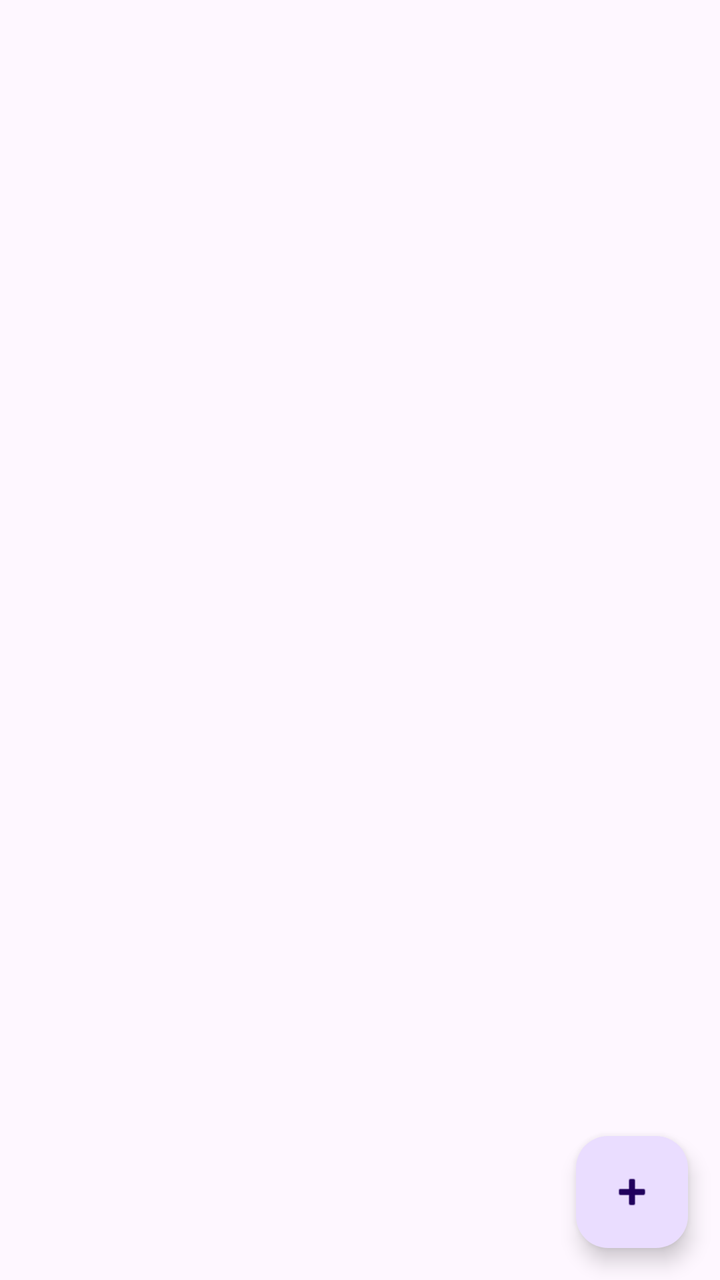
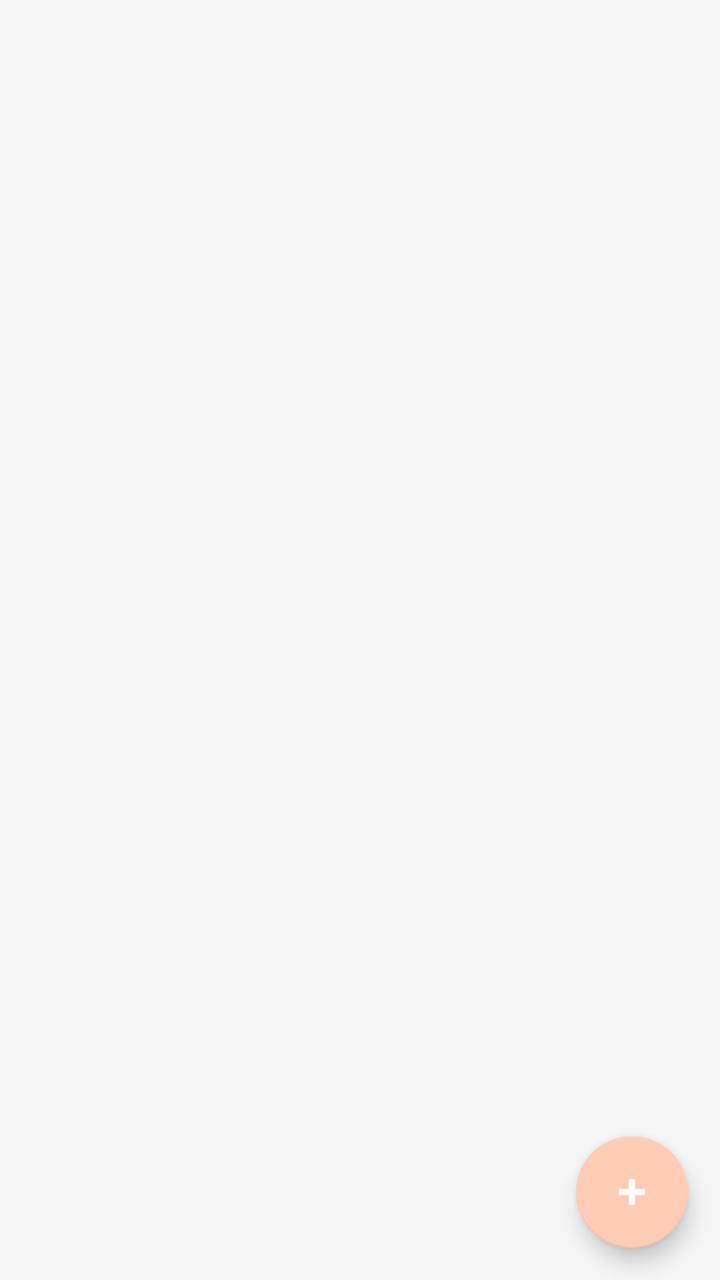

An Android layout rendered at two revisions. The XML below is the earlier revision; the diff shows what the commit changed to produce the second picture.
<!-- AndroidManifest.xml: application theme Theme.TASKFORGE -->
<!-- res/layout/activity_tasks.xml -->
<?xml version="1.0" encoding="utf-8"?>
<androidx.constraintlayout.widget.ConstraintLayout xmlns:android="http://schemas.android.com/apk/res/android"
    xmlns:app="http://schemas.android.com/apk/res-auto"
    android:layout_width="match_parent"
    android:fitsSystemWindows="true"
    android:layout_height="match_parent">

    <androidx.recyclerview.widget.RecyclerView
        android:id="@+id/rvTasks"
        android:layout_width="match_parent"
        android:layout_height="0dp"
        android:clipToPadding="false"
        android:padding="8dp"
        app:layout_constraintTop_toTopOf="parent"
        app:layout_constraintBottom_toBottomOf="parent" />

    <com.google.android.material.floatingactionbutton.FloatingActionButton
        android:id="@+id/fabAddTask"
        android:layout_width="wrap_content"
        android:layout_height="wrap_content"
        android:layout_margin="16dp"
        app:layout_constraintBottom_toBottomOf="parent"
        app:layout_constraintEnd_toEndOf="parent"
        android:src="@android:drawable/ic_input_add" />

</androidx.constraintlayout.widget.ConstraintLayout>
<!-- resources referenced by this layout -->
<resources>
  <style name="Base.Theme.TASKFORGE" parent="Theme.Material3.DayNight.NoActionBar">
          <item name="android:windowLightStatusBar">true</item>
          
          
      </style>
  <!-- unchanged entries left out for length: 1 -->
</resources>

<!-- the commit's change to res/layout/activity_tasks.xml (unified diff, before → after) -->
@@ -3,7 +3,8 @@
     xmlns:app="http://schemas.android.com/apk/res-auto"
     android:layout_width="match_parent"
     android:fitsSystemWindows="true"
-    android:layout_height="match_parent">
+    android:layout_height="match_parent"
+    android:background="@color/ui_background">
 
     <androidx.recyclerview.widget.RecyclerView
         android:id="@+id/rvTasks"
@@ -16,6 +17,7 @@
 
     <com.google.android.material.floatingactionbutton.FloatingActionButton
         android:id="@+id/fabAddTask"
+        style="@style/Widget.TaskForge.FAB"
         android:layout_width="wrap_content"
         android:layout_height="wrap_content"
         android:layout_margin="16dp"
<!-- resource entries referenced after the edit -->
@@ -1,9 +1,107 @@
 <!-- resources referenced by this layout -->
 <resources>
+  <color name="ui_background">#F5F5F5</color>
+  <style name="Widget.TaskForge.FAB" parent="Widget.MaterialComponents.FloatingActionButton">
+          <item name="backgroundTint">@color/ui_accent_primary</item>
+          <item name="tint">@color/white</item>
+      </style>
+  <color name="ui_accent_primary">#FFCCB6</color>
+  <color name="white">#FFFFFFFF</color>
   <style name="Base.Theme.TASKFORGE" parent="Theme.Material3.DayNight.NoActionBar">
           <item name="android:windowLightStatusBar">true</item>
-          
-          
+          <item name="colorPrimary">@color/ui_accent_primary</item>
+          <item name="colorOnPrimary">@color/white</item>
+          <item name="colorSecondary">@color/ui_accent_secondary</item>
+          <item name="colorOnSecondary">@color/ui_heading_text</item>
+          <item name="android:colorBackground">@color/ui_background</item>
+          <item name="colorSurface">@color/white</item>
+          <item name="colorOnSurface">@color/ui_body_text</item>
+          <item name="colorOnSurfaceVariant">@color/ui_hint_text</item>
+          <item name="android:windowBackground">@color/ui_background</item>
+          <item name="android:navigationBarColor">@color/white</item>
+          <item name="android:statusBarColor">@color/ui_background</item>
+          <item name="android:fontFamily">sans-serif</item>
+          <item name="textAppearanceHeadlineLarge">@style/TextAppearance.TaskForge.Headline1</item>
+          <item name="textAppearanceTitleLarge">@style/TextAppearance.TaskForge.Headline2</item>
+          <item name="textAppearanceBodyLarge">@style/TextAppearance.TaskForge.Body</item>
+          <item name="textAppearanceBodyMedium">@style/TextAppearance.TaskForge.Caption</item>
+          <item name="materialButtonStyle">@style/Widget.TaskForge.Button.Primary</item>
+          <item name="materialCardViewStyle">@style/Widget.TaskForge.CardView</item>
+          <item name="floatingActionButtonStyle">@style/Widget.TaskForge.FAB</item>
+          <item name="textInputStyle">@style/Widget.TaskForge.TextInputLayout</item>
+          <item name="editTextStyle">@style/Widget.TaskForge.EditText</item>
+          <item name="bottomNavigationStyle">@style/Widget.TaskForge.BottomNavigationView</item>
+          <item name="materialAlertDialogTheme">@style/ThemeOverlay.TaskForge.MaterialAlertDialog</item>
+      </style>
+  <color name="ui_accent_secondary">#DCCFF6</color>
+  <color name="ui_heading_text">#212121</color>
+  <color name="ui_body_text">#4A4A4A</color>
+  <color name="ui_hint_text">#8E8E8E</color>
+  <style name="TextAppearance.TaskForge.Headline1" parent="TextAppearance.Material3.HeadlineLarge">
+          <item name="android:textSize">24sp</item>
+          <item name="android:textStyle">bold</item>
+          <item name="android:fontFamily">sans-serif</item>
+          <item name="android:textColor">@color/ui_heading_text</item>
+      </style>
+  <style name="TextAppearance.TaskForge.Headline2" parent="TextAppearance.Material3.TitleLarge">
+          <item name="android:textSize">20sp</item>
+          <item name="android:textStyle">normal</item>
+          <item name="android:fontFamily">sans-serif-medium</item>
+          <item name="android:textColor">@color/ui_heading_text</item>
+      </style>
+  <style name="TextAppearance.TaskForge.Body" parent="TextAppearance.Material3.BodyLarge">
+          <item name="android:textSize">16sp</item>
+          <item name="android:textStyle">normal</item>
+          <item name="android:fontFamily">sans-serif</item>
+          <item name="android:textColor">@color/ui_body_text</item>
+      </style>
+  <style name="TextAppearance.TaskForge.Caption" parent="TextAppearance.Material3.BodyMedium">
+          <item name="android:textSize">14sp</item>
+          <item name="android:textStyle">normal</item>
+          <item name="android:fontFamily">sans-serif-medium</item>
+          <item name="android:textColor">@color/ui_hint_text</item>
+      </style>
+  <style name="Widget.TaskForge.Button.Primary" parent="Widget.MaterialComponents.Button">
+          <item name="android:minHeight">48dp</item>
+          <item name="cornerRadius">8dp</item>
+          <item name="backgroundTint">@color/ui_accent_primary</item>
+          <item name="android:textColor">@color/white</item>
+          <item name="android:textStyle">bold</item>
+          <item name="android:fontFamily">sans-serif-medium</item>
+      </style>
+  <style name="Widget.TaskForge.CardView" parent="Widget.MaterialComponents.CardView">
+          <item name="strokeColor">@color/ui_card_border</item>
+          <item name="strokeWidth">1dp</item>
+          <item name="cardCornerRadius">10dp</item>
+          <item name="cardElevation">1dp</item>
+          <item name="cardBackgroundColor">@color/white</item>
+      </style>
+  <style name="Widget.TaskForge.TextInputLayout" parent="Widget.MaterialComponents.TextInputLayout.OutlinedBox">
+          <item name="boxBackgroundColor">@color/white</item>
+          <item name="boxStrokeColor">@color/ui_accent_secondary</item>
+          <item name="boxStrokeWidth">1dp</item>
+          <item name="boxStrokeWidthFocused">2dp</item>
+          <item name="hintTextColor">@color/ui_hint_text</item>
+      </style>
+  <style name="Widget.TaskForge.EditText" parent="Widget.MaterialComponents.TextInputEditText.OutlinedBox">
+          <item name="android:textColor">@color/ui_body_text</item>
+          <item name="android:textColorHint">@color/ui_hint_text</item>
+          <item name="android:textSize">16sp</item>
+          <item name="android:fontFamily">sans-serif</item>
+      </style>
+  <style name="Widget.TaskForge.BottomNavigationView" parent="Widget.MaterialComponents.BottomNavigationView">
+          <item name="itemIconTint">@color/bottom_nav_tint</item>
+          <item name="itemTextColor">@color/bottom_nav_tint</item>
+          <item name="android:background">@color/white</item>
+      </style>
+  <style name="ThemeOverlay.TaskForge.MaterialAlertDialog" parent="ThemeOverlay.MaterialComponents.MaterialAlertDialog">
+          <item name="materialAlertDialogBodyTextStyle">@style/TextAppearance.TaskForge.Body</item>
+          <item name="shapeAppearanceOverlay">@style/ShapeAppearanceOverlay.TaskForge.Dialog</item>
+      </style>
+  <color name="ui_card_border">#E0E0E0</color>
+  <style name="ShapeAppearanceOverlay.TaskForge.Dialog" parent="">
+          <item name="cornerFamily">rounded</item>
+          <item name="cornerSize">20dp</item>
       </style>
   <!-- unchanged entries left out for length: 1 -->
 </resources>
